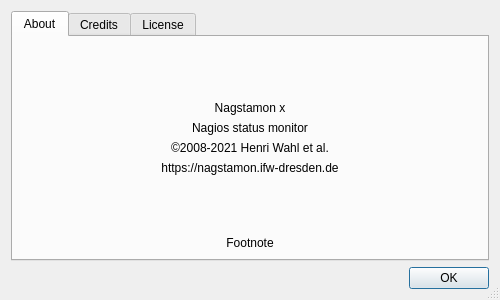
Above: Nagstamon/QUI/dialog_about.ui from HenriWahl/Nagstamon before the change. Below: the same form after it.
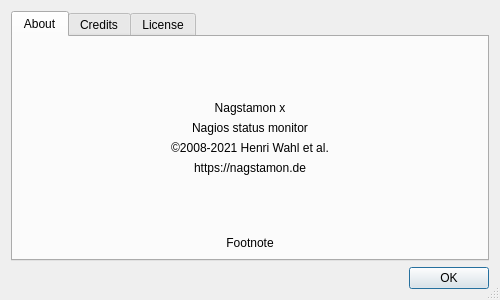
That is the form after the change.

Commit message: updated nagstamon.de

```diff
--- a/Nagstamon/QUI/dialog_about.ui
+++ b/Nagstamon/QUI/dialog_about.ui
@@ -85,7 +85,7 @@
        <item>
         <widget class="QLabel" name="label_website">
          <property name="text">
-          <string>https://nagstamon.ifw-dresden.de</string>
+          <string>https://nagstamon.de</string>
          </property>
          <property name="alignment">
           <set>Qt::AlignCenter</set>
```
The commit also changes 35 other files.
